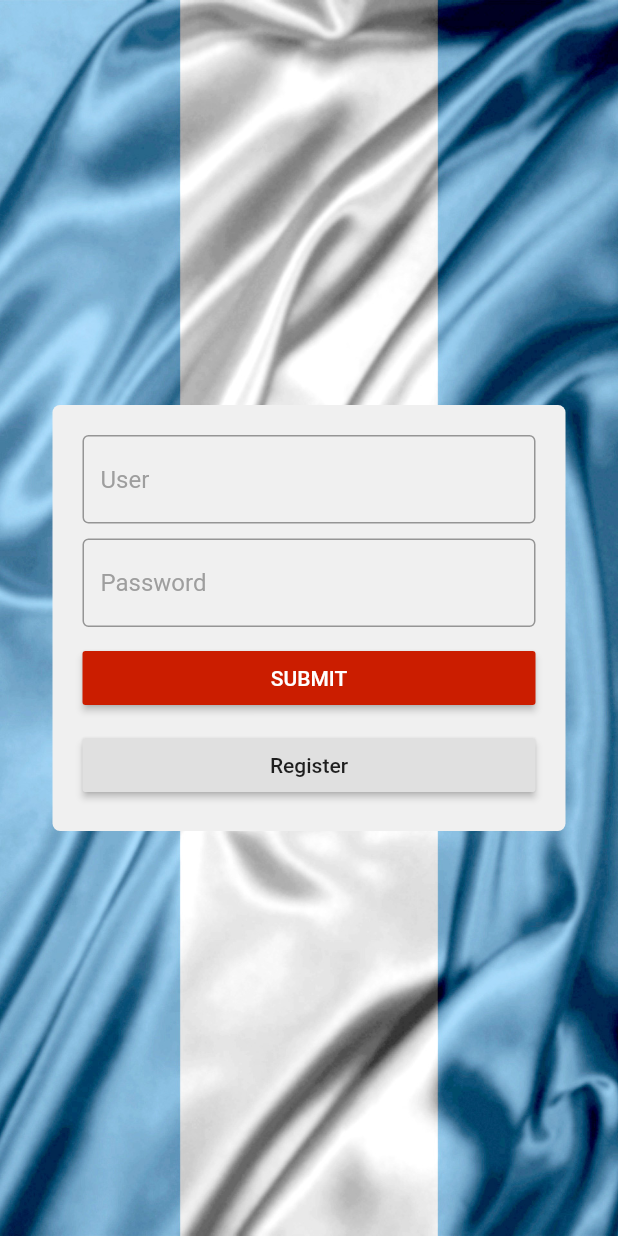
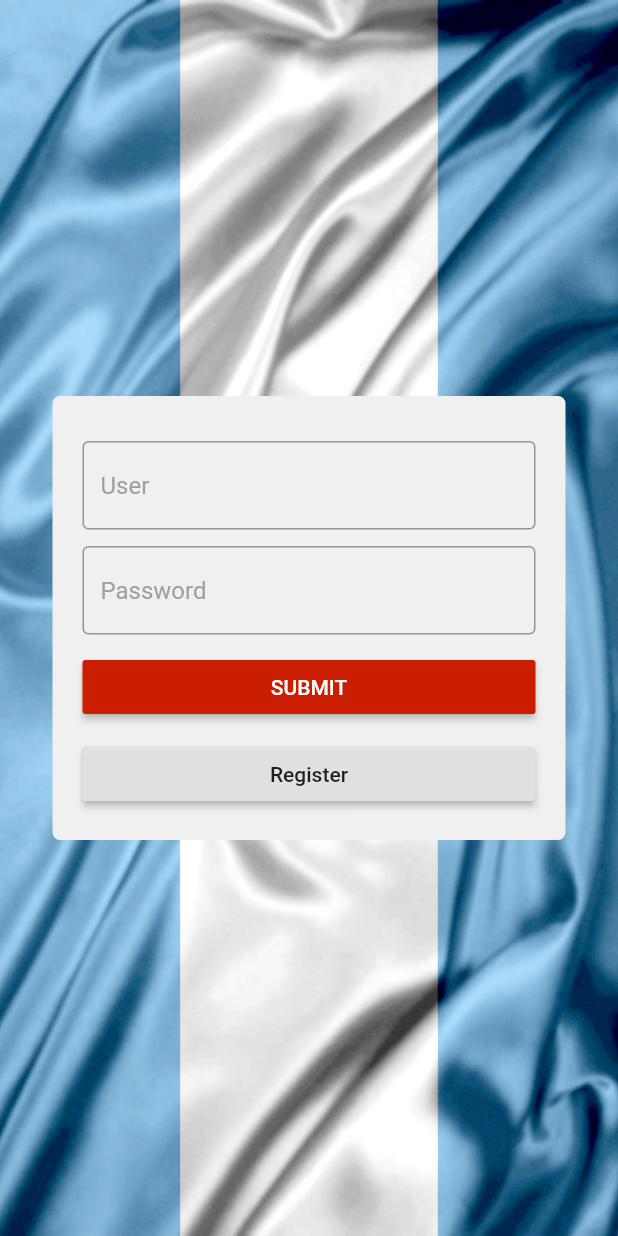
Before and after one commit to matiasratcliffe/AgoraFlutter, a Flutter app: the screen it shows after launch, on a phone screen of 412 x 824 dp. Run offline on Flutter 3.47's test engine with Material 2 defaults, Android fonts, the phone set to English and light mode, and no system bars.

Commit message:
Finished login page

```diff
--- a/lib/main.dart
+++ b/lib/main.dart
@@ -1,7 +1,7 @@
 import 'package:flutter/material.dart';
 
-import 'pages/login.page.dart';
-import 'pages/home.page.dart';
+import 'pages/login/login.page.dart';
+import 'pages/home/home.page.dart';
 
 void main() => runApp(new MyApp());
 
--- a/lib/pages/home.page.dart
+++ /dev/null
@@ -1,8 +0,0 @@
-import 'package:flutter/material.dart';
-
-class HomePage extends StatelessWidget {
-  @override
-  Widget build(BuildContext context) {
-    return null;
-  }
-}
--- /dev/null
+++ b/lib/pages/home/home.page.dart
@@ -0,0 +1,17 @@
+import 'package:flutter/material.dart';
+
+class HomePage extends StatefulWidget {
+  @override
+  _HomePageState createState() => new _HomePageState();
+}
+
+class _HomePageState extends State<HomePage> {
+  @override
+  Widget build(BuildContext context) {
+    return new SafeArea(
+      child: new Scaffold(
+
+      )
+    );
+  }
+}
--- a/lib/pages/login.page.dart
+++ /dev/null
@@ -1,170 +0,0 @@
-import 'package:flutter/material.dart';
-
-import '../services/http.service.dart';
-import '../services/base.service.dart';
-
-class LoginPage extends StatefulWidget {
-  @override
-  _LoginPageState createState() => new _LoginPageState();
-}
-
-class _LoginPageState extends State<LoginPage> with SingleTickerProviderStateMixin {
-  TextEditingController userFieldController = new TextEditingController();
-  TextEditingController userRepeatFieldController = new TextEditingController();
-  TextEditingController passFieldController = new TextEditingController();
-  TextEditingController passRepeatFieldController = new TextEditingController();
-  AnimationController repeatAnimationController;
-  Animation<double> repeatAnimation;
-  bool isLoggingIn = true;
-  bool animations = false;
-
-  @override
-  void initState() {
-    super.initState();
-    this.isLoggingIn = true;
-    repeatAnimationController = new AnimationController(duration: new Duration(milliseconds: 200), vsync: this);
-    repeatAnimation = new CurvedAnimation(parent: repeatAnimationController, curve: Curves.easeIn);
-    repeatAnimation.addListener(() => this.setState((){}));
-    repeatAnimationController.forward();
-  }
-
-  @override
-  void dispose() {
-    userFieldController.dispose();
-    userRepeatFieldController.dispose();
-    passFieldController.dispose();
-    passRepeatFieldController.dispose();
-    repeatAnimationController.dispose();
-    super.dispose();
-  }
-
-  @override
-  Widget build(BuildContext context) {
-    return new SafeArea(
-      child: new Material(
-        child: new Container(
-          decoration: new BoxDecoration(
-            image: new DecorationImage(
-              image: new AssetImage("assets/images/background.png"),
-              fit: BoxFit.cover
-            ) // DecorationImage
-          ), // BoxDecoration
-          child: new Column(
-            mainAxisAlignment: MainAxisAlignment.center,
-            children: <Widget>[
-              new Container(
-                margin: new EdgeInsets.symmetric(horizontal: 35.0),
-                padding: new EdgeInsets.all(20.0),
-                decoration: new BoxDecoration(
-                  borderRadius: new BorderRadius.all(new Radius.circular(5.0)),
-                  color: Color(0xffF0F0F0)
-                ), // BoxDecoration
-                child: new Column(
-                  crossAxisAlignment: CrossAxisAlignment.stretch,
-                  mainAxisSize: MainAxisSize.min,
-                  children: <Widget>[
-                    new Column(
-                      children: <Widget>[
-                        new TextField(
-                          controller: userFieldController,
-                          decoration: new InputDecoration(
-                            hintText: "User",
-                            hintStyle: new TextStyle(color: Colors.grey),
-                            border: new OutlineInputBorder()
-                          ) // InputDecoration
-                        ), // TextField
-                        new Padding(padding: new EdgeInsets.all(5.0)),
-                        isLoggingIn ? new Container() :
-                        new Container(
-                          height: 60.0 * repeatAnimation.value,
-                          width: 60.0 * repeatAnimation.value,
-                          child: new Column(
-                            children: <Widget>[
-                              new TextField(
-                                controller: userRepeatFieldController,
-                                decoration: new InputDecoration(
-                                  hintText: "Repeat User",
-                                  hintStyle: new TextStyle(color: Colors.grey),
-                                  border: new OutlineInputBorder(),
-                                )  // InputDecoration
-                              ) // TextField
-                            ] // <Widget>[]
-                          ) // Column
-                        ), // Container
-                        isLoggingIn ? new Container() : new Padding(padding: new EdgeInsets.all(5.0)),
-                        new TextField(
-                          obscureText: true,
-                          controller: passFieldController,
-                          decoration: new InputDecoration(
-                            hintText: "Password",
-                            hintStyle: new TextStyle(color: Colors.grey),
-                            border: new OutlineInputBorder(),
-                          ) // InputDecoration
-                        ), // TextField
-                        isLoggingIn ? new Container() : new Padding(padding: new EdgeInsets.all(5.0)),
-                        isLoggingIn ? new Container() :
-                        new Container(
-                          height: 60.0 * repeatAnimation.value,
-                          width: 60.0 * repeatAnimation.value,
-                          child: new Column(
-                            children: <Widget>[
-                              new TextField(
-                                obscureText: true,
-                                controller: passRepeatFieldController,
-                                decoration: new InputDecoration(
-                                  hintText: "Repeat Password",
-                                  hintStyle: new TextStyle(color: Colors.grey),
-                                  border: new OutlineInputBorder(),
-                                ) // InputDecoration
-                              ) // TextField
-                            ] // <Widget>[]
-                          ) // Colum
-                        ) // Container
-                      ] // <Widget>[]
-                    ), // Column
-                    new Padding(padding: new EdgeInsets.all(5.0)),
-                    new RaisedButton(
-                      color: Color(0xffCB1D00),
-                      child: new Text("SUBMIT", style: new TextStyle(color: Colors.white)),
-                      onPressed: this.submit
-                    ), // RaisedButton
-                    new Padding(padding: new EdgeInsets.all(5.0)),
-                    new RaisedButton(
-                      child: new Text(isLoggingIn ? "Register" : "Log In"),
-                      onPressed: this.toggle
-                    ) // RaisedButton
-                  ] // <Widget>[]
-                ) // Column
-              ) // Container
-            ] // <Widget>[]
-          ) // Column
-        ) // Container
-      ) // Material
-    ); // SafeArea
-  }
-
-  void submit() async {
-    if (!isLoggingIn) {
-      //do the checking?
-    }
-    try {
-      var res = await HttpService.post({'email': userFieldController.text, 'password': passFieldController.text});
-      if (res.statusCode != 200)
-        throw "error";
-      res.headers['x-auth'];
-    } catch(e) {
-      BaseService.dAlert(context, "Error", e.toString());
-    }
-  }
-
-  void toggle() {
-    isLoggingIn = !isLoggingIn;
-    repeatAnimationController.reset();
-    repeatAnimationController.forward();
-    if (isLoggingIn)
-      HttpService.defaultUrl = "https://glacial-refuge-10252.herokuapp.com/users/login";
-    else
-      HttpService.defaultUrl = "https://glacial-refuge-10252.herokuapp.com/users";
-    this.setState((){});
-  }
-}
--- /dev/null
+++ b/lib/pages/login/background.component.dart
@@ -0,0 +1,51 @@
+import 'package:flutter/material.dart';
+
+class BackgroundComponent extends StatefulWidget {
+  final String background;
+  final List<Widget> _children = new List<Widget>();
+  BackgroundComponent({this.background, List<Widget> children}) {
+    children.forEach((element) {
+      this._children.add(new Padding(padding: new EdgeInsets.all(5.0)));
+      this._children.add(element);
+    });
+  }
+
+  @override
+  _BackgroundComponentState createState() => new _BackgroundComponentState();
+}
+
+class _BackgroundComponentState extends State<BackgroundComponent> with SingleTickerProviderStateMixin {
+  @override
+  Widget build(BuildContext context) {
+    return new SafeArea(
+      child: new Material(
+        child: new Container(
+          decoration: new BoxDecoration(
+            image: new DecorationImage(
+              image: new AssetImage(widget.background),
+              fit: BoxFit.cover
+            ) // DecorationImage
+          ), // BoxDecoration
+          child: new Column(
+            mainAxisAlignment: MainAxisAlignment.center,
+            children: <Widget>[
+              new Container(
+                margin: new EdgeInsets.symmetric(horizontal: 35.0),
+                padding: new EdgeInsets.all(20.0),
+                decoration: new BoxDecoration(
+                  borderRadius: new BorderRadius.all(new Radius.circular(5.0)),
+                  color: Color(0xffF0F0F0)
+                ), // BoxDecoration
+                child: new Column(
+                  crossAxisAlignment: CrossAxisAlignment.stretch,
+                  mainAxisSize: MainAxisSize.min,
+                  children: widget._children
+                ) // Column
+              ) // Container
+            ] // <Widget>[]
+          ) // Column
+        ) // Container
+      ) // Material
+    ); // SafeArea
+  }
+}
--- /dev/null
+++ b/lib/pages/login/button.component.dart
@@ -0,0 +1,24 @@
+import 'package:flutter/material.dart';
+
+class ButtonComponent extends StatefulWidget {
+  final bool disabled;
+  final Widget child;
+  final Color color;
+  final VoidCallback onPressed;
+  ButtonComponent({this.disabled=false, this.child, this.color, this.onPressed});
+
+  @override
+  _ButtonComponentState createState() => new _ButtonComponentState();
+}
+
+class _ButtonComponentState extends State<ButtonComponent> with SingleTickerProviderStateMixin {
+
+  @override
+  Widget build(BuildContext context) {
+    return new RaisedButton(
+      onPressed: widget.disabled ? null : widget.onPressed,
+      child: widget.child,
+      color: widget.disabled ? Color(0): widget.color,
+    );
+  }
+}
--- /dev/null
+++ b/lib/pages/login/field.component.dart
@@ -0,0 +1,51 @@
+import 'package:flutter/material.dart';
+
+class FieldComponent extends StatefulWidget {
+  final TextEditingController controller;
+  final String hintText;
+  final bool obscureText;
+  FieldComponent({this.controller, this.hintText, this.obscureText=false});
+
+  @override
+  _FieldComponentState createState() => new _FieldComponentState();
+}
+
+class _FieldComponentState extends State<FieldComponent> with SingleTickerProviderStateMixin {
+  AnimationController fieldAnimationController;
+  Animation<double> fieldAnimation;
+
+  @override
+  void initState() {
+    super.initState();
+    fieldAnimationController = new AnimationController(duration: new Duration(milliseconds: 200), vsync: this);
+    fieldAnimation = new CurvedAnimation(parent: fieldAnimationController, curve: Curves.easeIn);
+    fieldAnimation.addListener(() => this.setState((){}));
+    fieldAnimationController.forward();
+  }
+
+  @override
+  void dispose() {
+    fieldAnimationController.dispose();
+    super.dispose();
+  }
+
+  @override
+  Widget build(BuildContext context) {
+    return new Container(
+      height: 60.0, // * fieldAnimation.value,
+      child: new Column(
+        children: <Widget>[
+          new TextField(
+            obscureText: widget.obscureText,
+            controller: widget.controller,
+            decoration: new InputDecoration(
+              hintText: widget.hintText,
+              hintStyle: new TextStyle(color: Colors.grey),
+              border: new OutlineInputBorder(),
+            )  // InputDecoration
+          ) // TextField
+        ] // <Widget>[]
+      ) // Column
+    );
+  }
+}
--- /dev/null
+++ b/lib/pages/login/login.page.dart
@@ -0,0 +1,108 @@
+import 'package:flutter/material.dart';
+import 'dart:async';
+
+import '../../services/http.service.dart';
+import '../../services/base.service.dart';
+
+import '../home/home.page.dart';
+import 'background.component.dart';
+import 'button.component.dart';
+import 'field.component.dart';
+
+class LoginPage extends StatefulWidget {
+  @override
+  _LoginPageState createState() => new _LoginPageState();
+}
+
+class _LoginPageState extends State<LoginPage> with SingleTickerProviderStateMixin {
+  TextEditingController userFieldController = new TextEditingController();
+  TextEditingController userRepeatFieldController = new TextEditingController();
+  TextEditingController passFieldController = new TextEditingController();
+  TextEditingController passRepeatFieldController = new TextEditingController();
+  bool isLoggingIn = true;
+  bool isLoading = false;
+
+  @override
+  void initState() {
+    super.initState();
+    this.isLoggingIn = true;
+    HttpService.defaultUrl = "https://glacial-refuge-10252.herokuapp.com/users/login";
+    HttpService.timeout = 3000; // Redundant, but reads better
+  }
+
+  @override
+  void dispose() {
+    userFieldController.dispose();
+    userRepeatFieldController.dispose();
+    passFieldController.dispose();
+    passRepeatFieldController.dispose();
+    super.dispose();
+  }
+
+  @override
+  Widget build(BuildContext context) {
+    return new BackgroundComponent(
+      background: "assets/images/background.png",
+      children: <Widget>[
+        isLoading ? new Column(
+          children: <Widget>[
+            new Padding(padding: new EdgeInsets.all(10.0)),
+            new CircularProgressIndicator(strokeWidth: 5.0),
+            new Padding(padding: new EdgeInsets.all(10.0))
+          ]): new Column(
+          children: BaseService.addPadding(5.0, <Widget>[
+            new FieldComponent(controller: userFieldController, hintText: "User"),
+            isLoggingIn ? new Container() : new FieldComponent(controller: userRepeatFieldController, hintText: "Repeat User"),
+            new FieldComponent(obscureText: true, controller: passFieldController, hintText: "Password"),
+            isLoggingIn ? new Container() : new FieldComponent(obscureText: true, controller: passRepeatFieldController, hintText: "Repeat Password")
+          ]) // <Widget>[]
+        ), // Column
+        new ButtonComponent(
+          disabled: isLoading,
+          color: Color(0xffCB1D00),
+          child: new Text("SUBMIT", style: new TextStyle(color: isLoading ? null : Colors.white)),
+          onPressed: this.submit
+        ), // ButtonComponent
+        new ButtonComponent(
+          disabled: isLoading,
+          child: new Text(isLoggingIn ? "Register" : "Log In"),
+          onPressed: this.toggle
+        ) // ButtonComponent
+      ] // <Widget>[]
+    ); // BackgroundComponent
+  }
+
+  void submit() async {
+    dynamic res;
+    isLoading = true;
+    this.setState((){});
+    if (!isLoggingIn) {
+      //do the checking?
+    }
+    try {
+      res = await HttpService.post({'email': userFieldController.text, 'password': passFieldController.text});
+      if (res.statusCode != 200)
+        throw "Recieved status code: ${res.statusCode.toString()}";
+      res.headers['x-auth'];
+      Navigator.push(context, new MaterialPageRoute(builder: (context) => new HomePage()));
+    } on TimeoutException {
+      BaseService.dAlert(context, 'Timeout', 'Submit timed out!');
+    } catch(e) {
+      BaseService.dAlert(context, "Error", e.toString());
+      if (res.body.toString().length > 0) BaseService.log("Body: " + res.body);
+    } finally {
+      isLoading = false;
+      this.setState((){});
+      BaseService.log('This will get printed no matter what, even if I navigate!');
+    }
+  }
+
+  void toggle() {
+    isLoggingIn = !isLoggingIn;
+    if (isLoggingIn)
+      HttpService.defaultUrl = "https://glacial-refuge-10252.herokuapp.com/users/login";
+    else
+      HttpService.defaultUrl = "https://glacial-refuge-10252.herokuapp.com/users";
+    this.setState((){});
+  }
+}
--- a/lib/services/base.service.dart
+++ b/lib/services/base.service.dart
@@ -1,4 +1,6 @@
 import 'package:flutter/material.dart';
+import 'dart:async';
+import 'dart:io' as dartio;
 
 class BaseService {
   static bool _dev = true;
@@ -25,6 +27,35 @@ class BaseService {
 
   static void dAlert(BuildContext context, String title, String message) { // Only display if dev
     if (_dev)
-      BaseService.alert(context, title, message);
+      BaseService.alert(context, title, "[DEV] " + message);
   }
+
+  static bool empty (Widget element) {
+    // Only applies to containers, columns and rows
+    if (element is Container && element.child == null)
+      return true;
+    if (element is Row && element.children == null)
+      return true;
+    if (element is Column && element.children == null)
+      return true;
+    return false;
+  }
+
+  static List<Widget> addPadding(double padding, List<Widget> children) {
+    List<Widget> aux = new List<Widget>();
+    List<Widget> ret = new List<Widget>();
+    for (var i=0; i < children.length; i++)
+      if (!BaseService.empty(children[i]))
+        aux.add(children[i]);
+
+    for (var i=0; i < aux.length; i++) {
+      if (!BaseService.empty(aux[i])) {
+        ret.add(aux[i]);
+        if (i < aux.length - 1)
+          ret.add(new Padding(padding: new EdgeInsets.all(padding)));
+      }
+    }
+    return ret;
+  }
+
 }
--- a/lib/services/http.service.dart
+++ b/lib/services/http.service.dart
@@ -1,8 +1,9 @@
 import 'package:http/http.dart' as http;
-//import 'base.service.dart';
+import 'base.service.dart';
 import 'dart:convert';
 
 class HttpService {
+  static int timeout = 3000;
   static String defaultUrl = "";
   static Map<String, String> defaultHeaders = {
     "Content-Type": "application/json"
@@ -11,19 +12,13 @@ class HttpService {
   static post(Object data, {String url, Map<String, String> headers}) {
     if (url == null) url = defaultUrl;
     if (headers == null) headers = defaultHeaders;
-    //if (BaseService.dev) print(data);
+    BaseService.log(data);
     return http.post(
       Uri.encodeFull(url),
       headers: headers,
       body: jsonEncode(data)
+    ).timeout(
+      new Duration(milliseconds: timeout)
     );
   }
 }
-
-main() async {
-  HttpService.defaultUrl = "https://glacial-refuge-10252.herokuapp.com/users/login";
-  //var a = await HttpService.post({'email':'test@test.com', 'password':'12345678'});
-  var a = {'ja': 'lololo'};
-  //print(a.j);
-  print(a['je']);
-}
```
